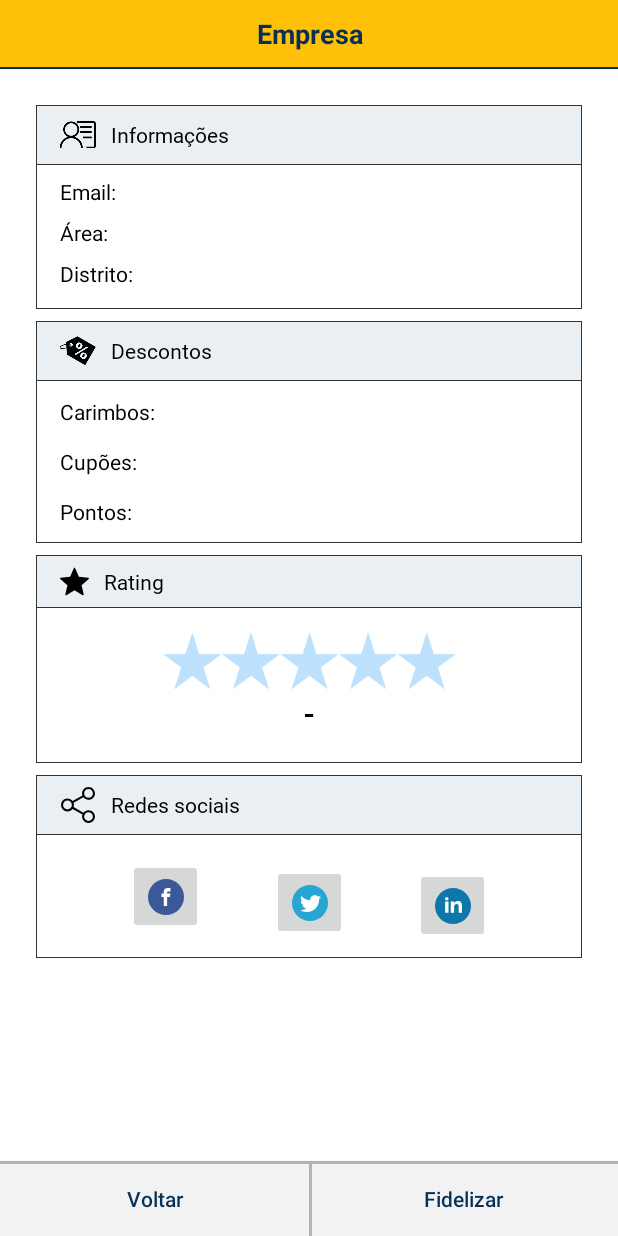
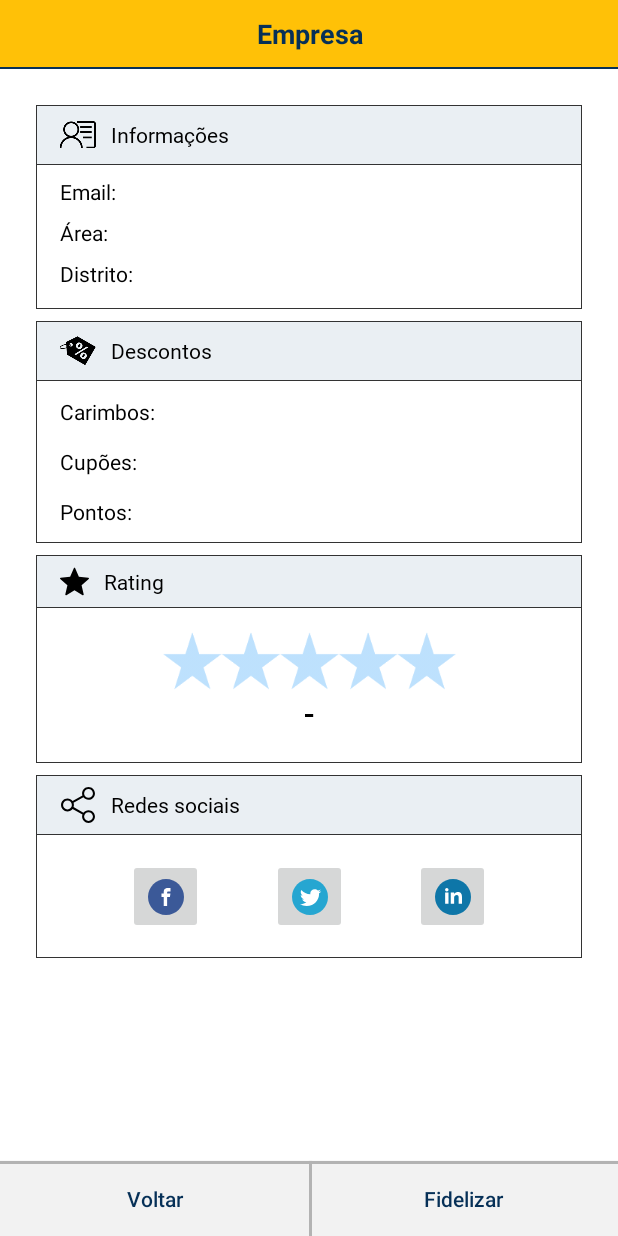
Before and after one commit to diogofalken/MyCards-Mobile, an Android app: the layout dialog_fidelizar_empresa.xml on its own in the app's theme, with its tools: preview values and no code run, on a phone screen of 412 x 824 dp. Run offline under Robolectric (Android 15) with nearby library versions, the phone set to English and light mode, and no system bars; network calls fail.

Commit message:
Update dialog_fidelizar_empresa.xml

```diff
--- a/app/src/main/res/layout/dialog_fidelizar_empresa.xml
+++ b/app/src/main/res/layout/dialog_fidelizar_empresa.xml
@@ -2,6 +2,7 @@
 <android.support.constraint.ConstraintLayout xmlns:android="http://schemas.android.com/apk/res/android"
     xmlns:app="http://schemas.android.com/apk/res-auto"
     xmlns:tools="http://schemas.android.com/tools"
+    android:id="@+id/constraintLayout7"
     android:layout_width="match_parent"
     android:layout_height="match_parent"
     android:background="@color/corBranca"
@@ -390,13 +391,14 @@
                     android:layout_height="50dp"
                     android:layout_marginStart="8dp"
                     android:layout_marginLeft="8dp"
+                    android:layout_marginTop="8dp"
                     android:layout_marginEnd="8dp"
                     android:layout_marginRight="8dp"
                     android:layout_marginBottom="8dp"
                     app:layout_constraintBottom_toBottomOf="parent"
                     app:layout_constraintEnd_toStartOf="@+id/linkedin"
                     app:layout_constraintStart_toEndOf="@+id/facebook"
-                    app:layout_constraintTop_toTopOf="@+id/facebook"
+                    app:layout_constraintTop_toBottomOf="@+id/textViewe2"
                     app:srcCompat="@drawable/ic_twitter" />
 
                 <ImageButton
@@ -405,13 +407,14 @@
                     android:layout_height="50dp"
                     android:layout_marginStart="8dp"
                     android:layout_marginLeft="8dp"
+                    android:layout_marginTop="8dp"
                     android:layout_marginEnd="32dp"
                     android:layout_marginRight="32dp"
                     android:layout_marginBottom="8dp"
                     app:layout_constraintBottom_toBottomOf="parent"
                     app:layout_constraintEnd_toEndOf="parent"
                     app:layout_constraintStart_toEndOf="@+id/twitter"
-                    app:layout_constraintTop_toTopOf="@+id/twitter"
+                    app:layout_constraintTop_toBottomOf="@+id/textViewe2"
                     app:srcCompat="@drawable/ic_linkedin" />
 
                 <ImageButton
```
